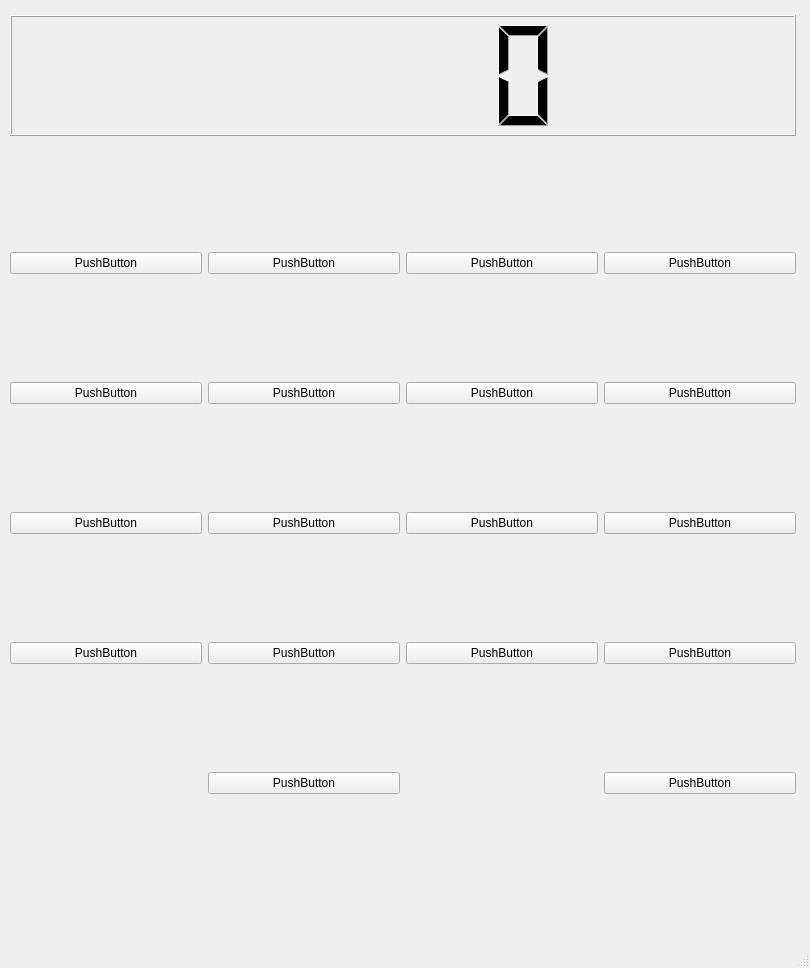
This is MainWindow.ui in Beziu/Calculator as Qt 5 draws it before an edit. The edited form follows.
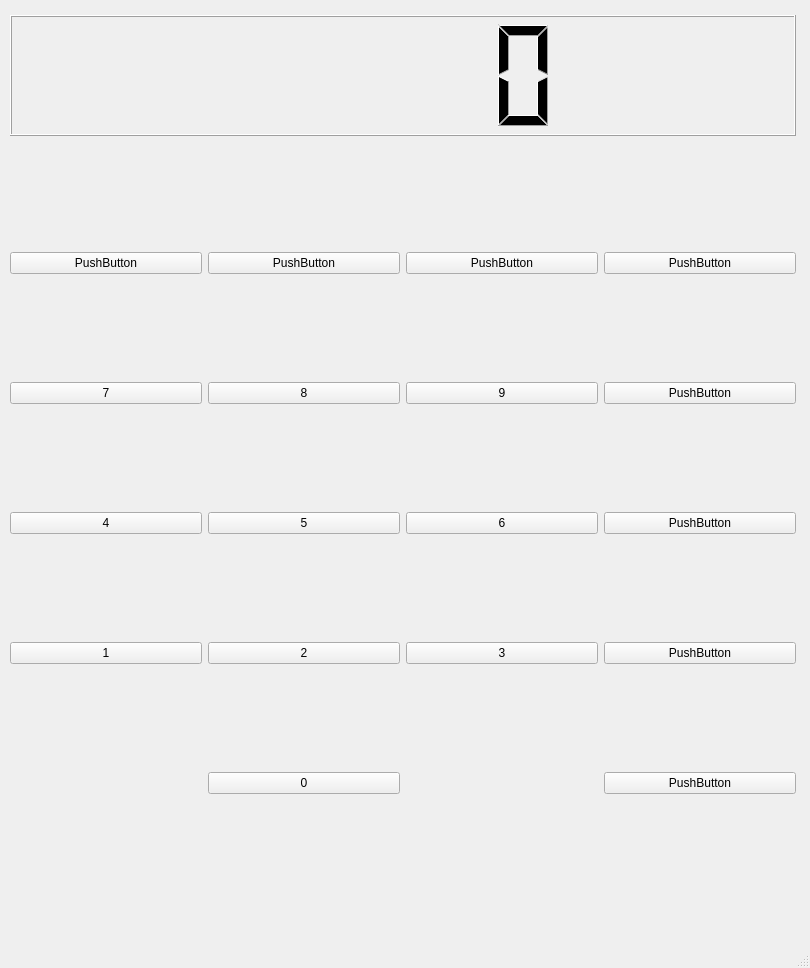
This is the edited form.

Commit message: Ads buttons

```diff
--- a/MainWindow.ui
+++ b/MainWindow.ui
@@ -37,35 +37,35 @@
      <item row="1" column="1">
       <widget class="QPushButton" name="pushButton_4">
        <property name="text">
-        <string>PushButton</string>
+        <string>8</string>
        </property>
       </widget>
      </item>
      <item row="2" column="1">
       <widget class="QPushButton" name="pushButton_6">
        <property name="text">
-        <string>PushButton</string>
+        <string>5</string>
        </property>
       </widget>
      </item>
      <item row="3" column="0">
       <widget class="QPushButton" name="pushButton_3">
        <property name="text">
-        <string>PushButton</string>
+        <string>1</string>
        </property>
       </widget>
      </item>
      <item row="3" column="1">
       <widget class="QPushButton" name="pushButton_9">
        <property name="text">
-        <string>PushButton</string>
+        <string>2</string>
        </property>
       </widget>
      </item>
      <item row="1" column="0">
       <widget class="QPushButton" name="pushButton">
        <property name="text">
-        <string>PushButton</string>
+        <string>7</string>
        </property>
       </widget>
      </item>
@@ -79,35 +79,35 @@
      <item row="2" column="2">
       <widget class="QPushButton" name="pushButton_7">
        <property name="text">
-        <string>PushButton</string>
+        <string>6</string>
        </property>
       </widget>
      </item>
      <item row="4" column="1">
       <widget class="QPushButton" name="pushButton_10">
        <property name="text">
-        <string>PushButton</string>
+        <string>0</string>
        </property>
       </widget>
      </item>
      <item row="2" column="0">
       <widget class="QPushButton" name="pushButton_2">
        <property name="text">
-        <string>PushButton</string>
+        <string>4</string>
        </property>
       </widget>
      </item>
      <item row="1" column="2">
       <widget class="QPushButton" name="pushButton_5">
        <property name="text">
-        <string>PushButton</string>
+        <string>9</string>
        </property>
       </widget>
      </item>
      <item row="3" column="2">
       <widget class="QPushButton" name="pushButton_8">
        <property name="text">
-        <string>PushButton</string>
+        <string>3</string>
        </property>
       </widget>
      </item>
```
The commit also changes 1 other file.
